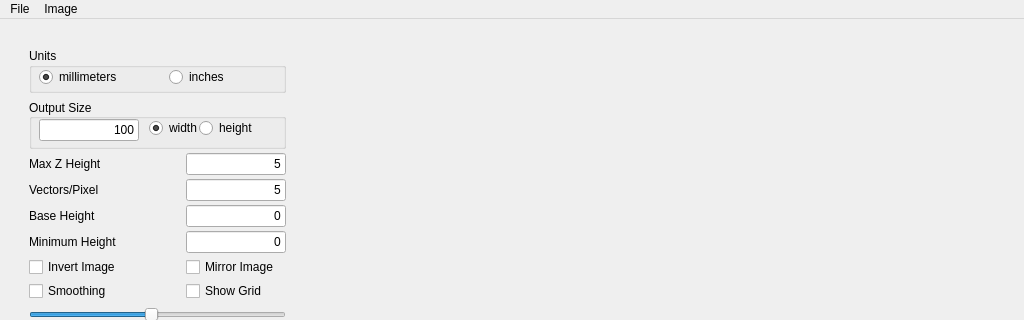
Before: the Qt Designer form litho_gen.ui in gharley/Lithophane, drawn with Qt 5; both pictures show x 0 to 1024 and y 0 to 320 of the 1024 by 768 pixel window.
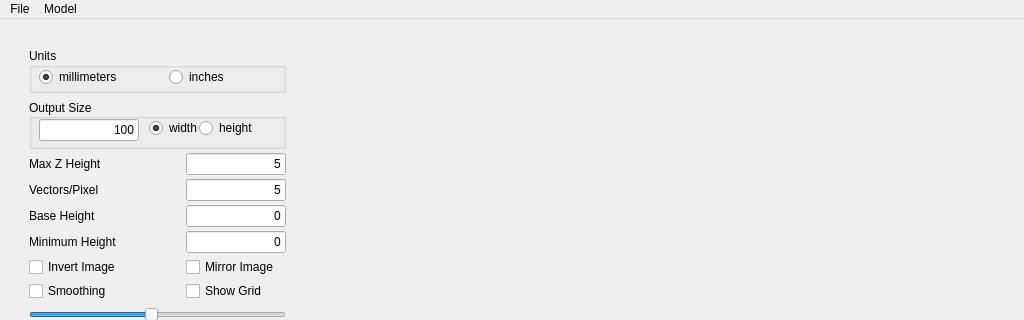
After: the same form once the commit is applied.

Commit message: added check for saving and changed Image menu to Model

What changed in the file:
```diff
--- a/litho_gen.ui
+++ b/litho_gen.ui
@@ -613,7 +613,7 @@
    </widget>
    <widget class="QMenu" name="menuImage">
     <property name="title">
-     <string>Image</string>
+     <string>Model</string>
     </property>
     <addaction name="actionGenerate"/>
    </widget>
```
The commit also changes 2 other files.
